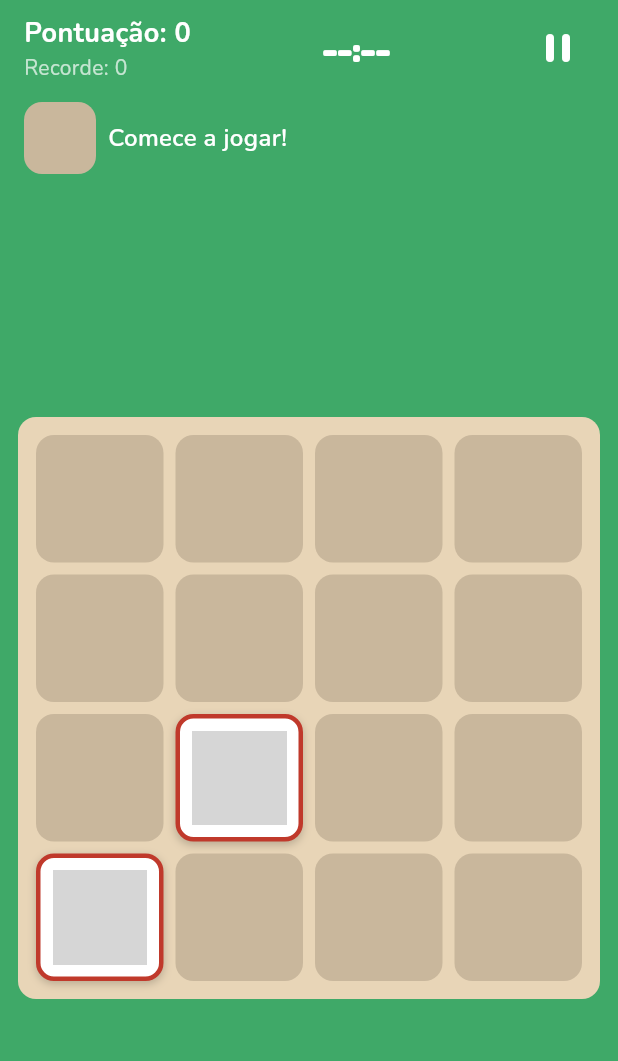
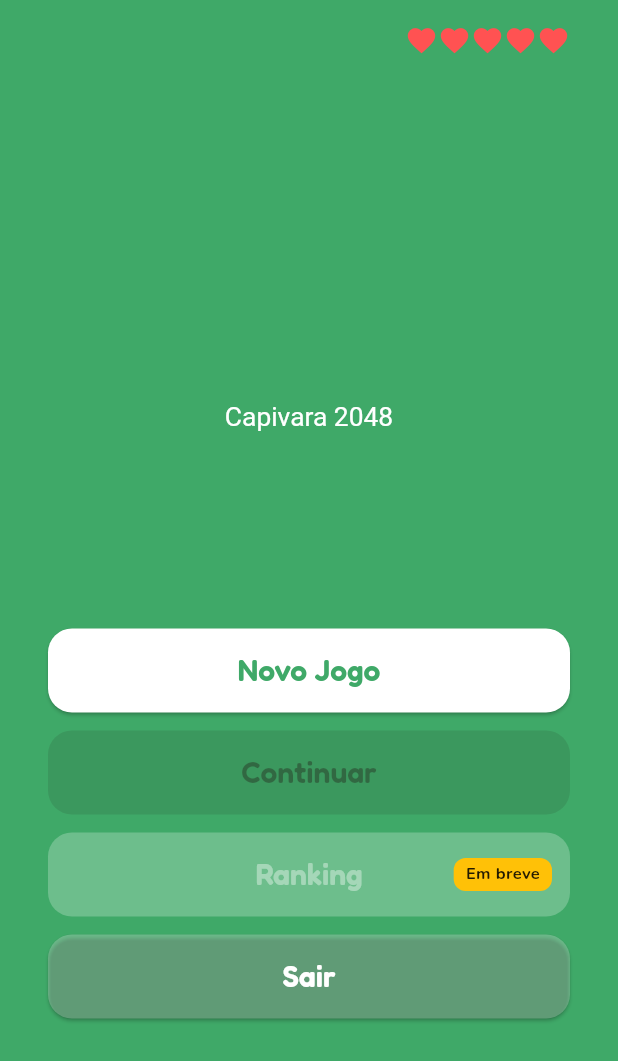
Before and after one commit to g1uliano/capivara_2048, a Flutter app: the screen it shows after launch, on a phone screen of 412 x 824 dp. Shown: the top 1061 px of the screen. Run offline on Flutter 3.47's test engine with Material 3 defaults, Android fonts, the phone set to English and light mode, and no system bars; our stand-ins replace flutter_riverpod, flutter_svg, google_fonts, hive, hive_flutter; accounts and stored records are empty; grey boxes are pictures that could not be loaded.

Commit message:
feat: add HomeScreen — new game, continue, ranking placeholder, exit

```diff
--- a/lib/app.dart
+++ b/lib/app.dart
@@ -1,6 +1,6 @@
 import 'package:flutter/material.dart';
 import 'core/theme/app_theme.dart';
-import 'presentation/screens/game/game_screen.dart';
+import 'presentation/screens/home_screen.dart';
 
 class CapivaraApp extends StatelessWidget {
   const CapivaraApp({super.key});
@@ -11,7 +11,7 @@ class CapivaraApp extends StatelessWidget {
       title: 'Capivara 2048',
       debugShowCheckedModeBanner: false,
       theme: AppTheme.light(),
-      home: const GameScreen(),
+      home: const HomeScreen(),
     );
   }
 }
--- /dev/null
+++ b/lib/presentation/screens/home_screen.dart
@@ -0,0 +1,163 @@
+import 'package:flutter/material.dart';
+import 'package:flutter/services.dart';
+import 'package:flutter_riverpod/flutter_riverpod.dart';
+import 'package:flutter_svg/flutter_svg.dart';
+import 'package:google_fonts/google_fonts.dart';
+import '../../domain/lives/lives_notifier.dart';
+import '../controllers/game_notifier.dart';
+import '../widgets/lives_indicator.dart';
+import 'game/game_screen.dart';
+import 'no_lives_screen.dart';
+
+class HomeScreen extends ConsumerWidget {
+  const HomeScreen({super.key});
+
+  @override
+  Widget build(BuildContext context, WidgetRef ref) {
+    final gameState = ref.watch(gameProvider);
+    final hasSave = gameState.score > 0 || gameState.maxLevel > 0;
+
+    return Scaffold(
+      backgroundColor: const Color(0xFF3FA968),
+      body: SafeArea(
+        child: Padding(
+          padding: const EdgeInsets.symmetric(horizontal: 32, vertical: 16),
+          child: Column(
+            children: [
+              const Align(
+                alignment: Alignment.centerRight,
+                child: LivesIndicator(),
+              ),
+              const Spacer(),
+              SvgPicture.asset(
+                'assets/images/home_ensemble.svg',
+                height: 220,
+              ),
+              const SizedBox(height: 32),
+              _HomeButton(
+                label: 'Novo Jogo',
+                onPressed: () => _startNew(context, ref),
+              ),
+              const SizedBox(height: 12),
+              _HomeButton(
+                label: 'Continuar',
+                onPressed: hasSave ? () => _continue(context) : null,
+              ),
+              const SizedBox(height: 12),
+              const _RankingButton(),
+              const SizedBox(height: 12),
+              _HomeButton(
+                label: 'Sair',
+                onPressed: () => SystemNavigator.pop(),
+                secondary: true,
+              ),
+              const Spacer(),
+            ],
+          ),
+        ),
+      ),
+    );
+  }
+
+  void _startNew(BuildContext context, WidgetRef ref) {
+    final lives = ref.read(livesProvider).lives;
+    if (lives <= 0) {
+      Navigator.push(
+        context,
+        MaterialPageRoute(builder: (_) => const NoLivesScreen(midGame: false)),
+      );
+      return;
+    }
+    ref.read(livesProvider.notifier).consume();
+    ref.read(gameProvider.notifier).restart();
+    Navigator.push(context, MaterialPageRoute(builder: (_) => const GameScreen()));
+  }
+
+  void _continue(BuildContext context) {
+    Navigator.push(context, MaterialPageRoute(builder: (_) => const GameScreen()));
+  }
+}
+
+class _HomeButton extends StatelessWidget {
+  final String label;
+  final VoidCallback? onPressed;
+  final bool secondary;
+
+  const _HomeButton({
+    required this.label,
+    this.onPressed,
+    this.secondary = false,
+  });
+
+  @override
+  Widget build(BuildContext context) {
+    return SizedBox(
+      width: double.infinity,
+      child: ElevatedButton(
+        onPressed: onPressed,
+        style: ElevatedButton.styleFrom(
+          backgroundColor: secondary ? Colors.white24 : Colors.white,
+          foregroundColor: secondary ? Colors.white : const Color(0xFF3FA968),
+          padding: const EdgeInsets.symmetric(vertical: 16),
+          shape: RoundedRectangleBorder(borderRadius: BorderRadius.circular(16)),
+        ),
+        child: Text(
+          label,
+          style: GoogleFonts.fredoka(fontSize: 20, fontWeight: FontWeight.w600),
+        ),
+      ),
+    );
+  }
+}
+
+class _RankingButton extends StatelessWidget {
+  const _RankingButton();
+
+  @override
+  Widget build(BuildContext context) {
+    return SizedBox(
+      width: double.infinity,
+      child: Stack(
+        alignment: Alignment.centerRight,
+        children: [
+          SizedBox(
+            width: double.infinity,
+            child: ElevatedButton(
+              onPressed: null, // Fase 3
+              style: ElevatedButton.styleFrom(
+                backgroundColor: Colors.white24,
+                foregroundColor: Colors.white38,
+                disabledBackgroundColor: Colors.white24,
+                disabledForegroundColor: Colors.white38,
+                padding: const EdgeInsets.symmetric(vertical: 16),
+                shape: RoundedRectangleBorder(borderRadius: BorderRadius.circular(16)),
+              ),
+              child: Text(
+                'Ranking',
+                style: GoogleFonts.fredoka(fontSize: 20, fontWeight: FontWeight.w600),
+              ),
+            ),
+          ),
+          Positioned(
+            right: 12,
+            child: Container(
+              padding: const EdgeInsets.symmetric(horizontal: 8, vertical: 3),
+              decoration: BoxDecoration(
+                color: Colors.amber,
+                borderRadius: BorderRadius.circular(8),
+              ),
+              child: Text(
+                'Em breve',
+                style: GoogleFonts.nunito(
+                  fontSize: 11,
+                  fontWeight: FontWeight.bold,
+                  color: Colors.black87,
+                ),
+              ),
+            ),
+          ),
+        ],
+      ),
+    );
+  }
+}
```
